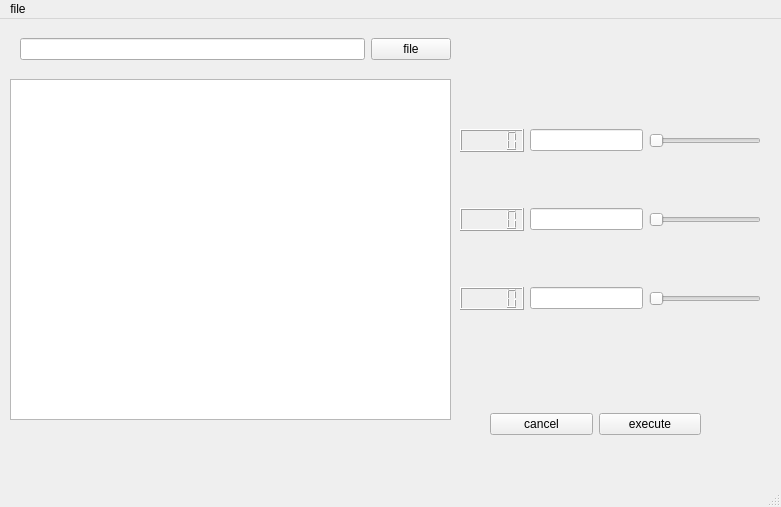
The window that MainDialog02.ui (tsunekinaoto/picture) describes before a commit, drawn with Qt 5.
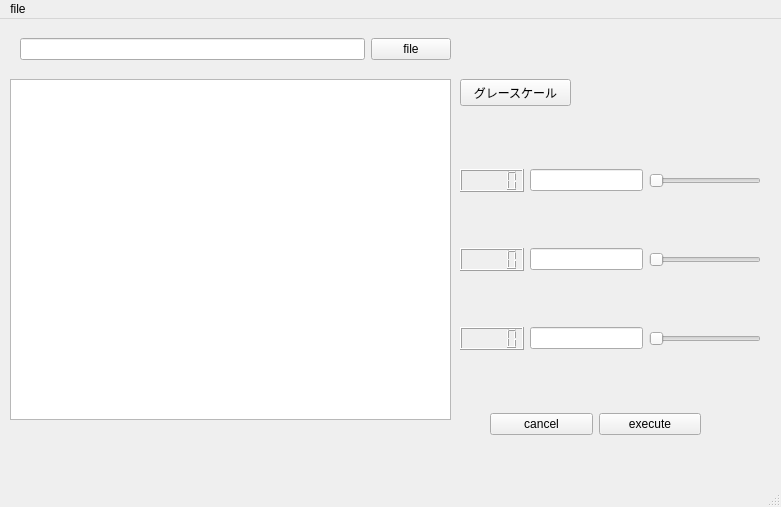
The same window after the commit.

Commit message: 画像をグレースケールに変換して保存するやつ作成

```diff
--- a/MainDialog02.ui
+++ b/MainDialog02.ui
@@ -31,7 +31,7 @@
     <property name="geometry">
      <rect>
       <x>460</x>
-      <y>60</y>
+      <y>100</y>
       <width>301</width>
       <height>281</height>
      </rect>
@@ -141,6 +141,19 @@
      </item>
     </layout>
    </widget>
+   <widget class="QPushButton" name="gray_img">
+    <property name="geometry">
+     <rect>
+      <x>460</x>
+      <y>60</y>
+      <width>111</width>
+      <height>27</height>
+     </rect>
+    </property>
+    <property name="text">
+     <string>グレースケール</string>
+    </property>
+   </widget>
   </widget>
   <widget class="QMenuBar" name="menubar">
    <property name="geometry">
```
The commit also changes 3 other files.
